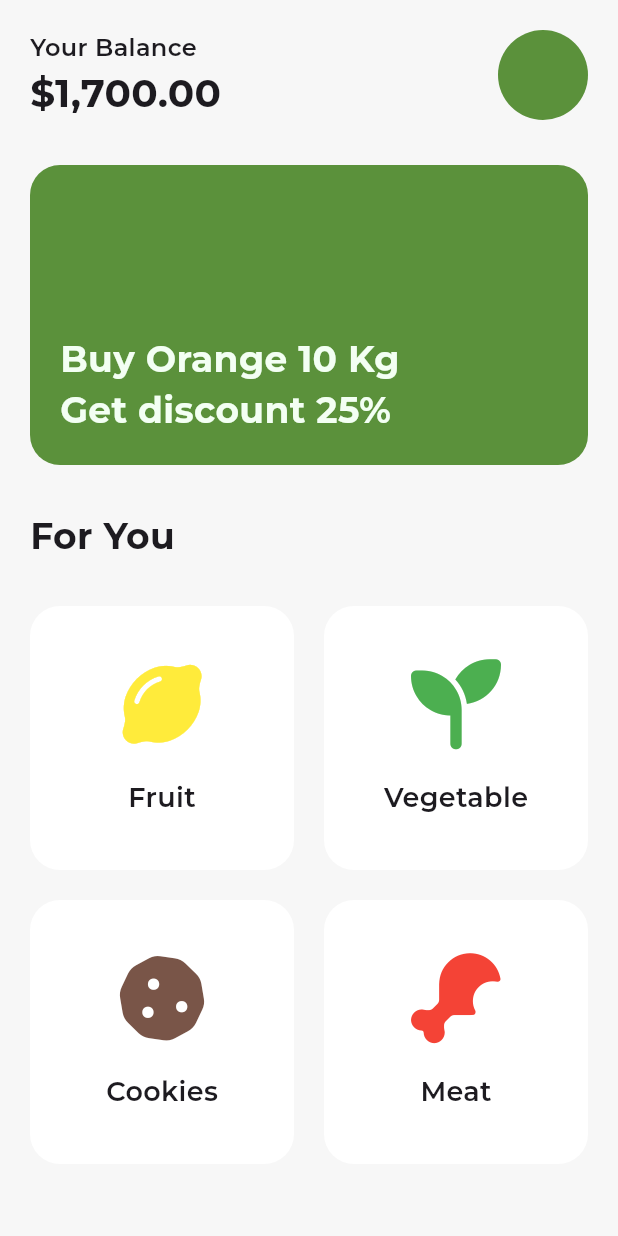
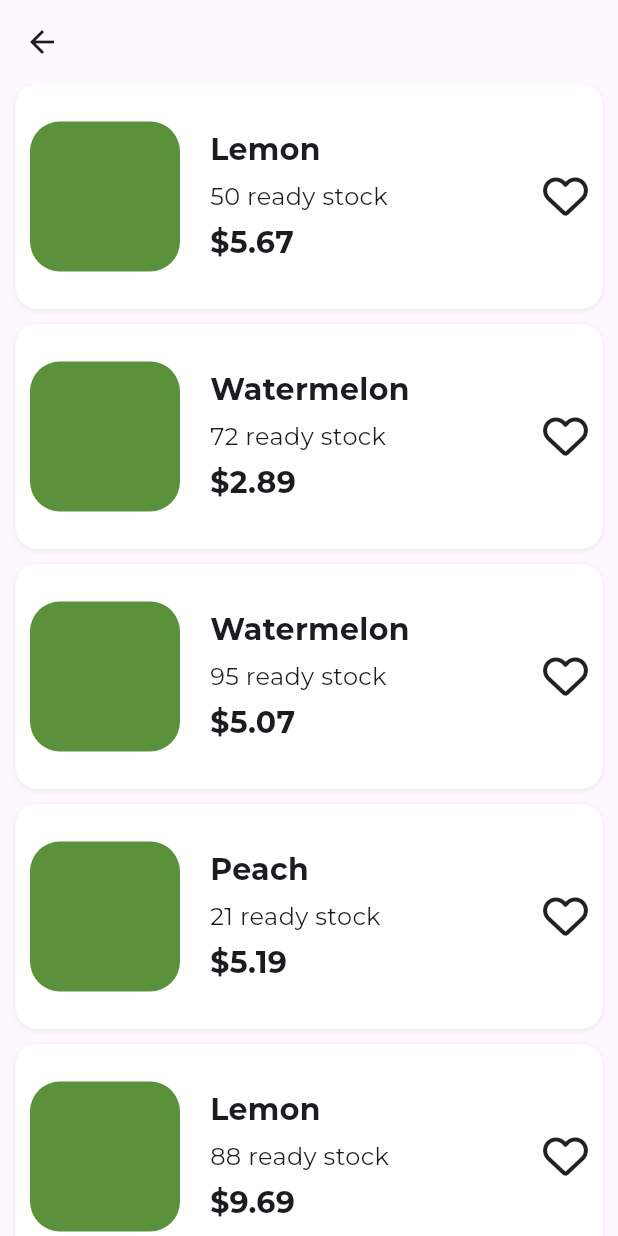
Before and after one commit to JIKEY002/Flutter-bai-tap-buoi_18, a Flutter app: the screen it shows after launch, on a phone screen of 412 x 824 dp. Run offline on Flutter 3.47's test engine with Material 3 defaults, Android fonts, the phone set to English and light mode, and no system bars; our stand-ins replace font_awesome_flutter.

Commit message:
LayoutWidgetItem

```diff
--- a/lib/component_1.dart
+++ b/lib/component_1.dart
@@ -1,5 +1,42 @@
+import 'dart:math';
+
 import 'package:flutter/material.dart';
 import 'package:font_awesome_flutter/font_awesome_flutter.dart';
+
+List<Map<String, dynamic>> generateFruitsJson(int count) {
+  final List<String> fruitNames = [
+    'Apple',
+    'Banana',
+    'Orange',
+    'Grapes',
+    'Mango',
+    'Pineapple',
+    'Watermelon',
+    'Strawberry',
+    'Cherry',
+    'Peach',
+    'Lemon',
+    'Avocado',
+    'Blueberry',
+    'Coconut',
+    'Kiwi',
+  ];
+
+  final Random random = Random();
+  List<Map<String, dynamic>> fruits = [];
+
+  for (int i = 0; i < count; i++) {
+    final name = fruitNames[random.nextInt(fruitNames.length)];
+    final price = (1 + random.nextDouble() * 9).toStringAsFixed(
+      2,
+    ); // $1.00 - $10.00
+    final quantity = random.nextInt(100) + 1; // 1 - 100
+
+    fruits.add({'name': name, 'price': '\$$price', 'quantity': quantity});
+  }
+
+  return fruits;
+}
 
 class LayoutWidgetStarted extends StatelessWidget {
   const LayoutWidgetStarted({super.key});
@@ -250,6 +287,102 @@ class LayoutWidgetHome extends StatelessWidget {
   }
 }
 
+class LayoutWidgetItem extends StatelessWidget {
+  const LayoutWidgetItem({super.key});
+
+  @override
+  Widget build(BuildContext context) {
+    final List<Map<String, dynamic>> fruits = generateFruitsJson(50);
+
+    return CustomScrollView(
+      slivers: [
+        SliverAppBar(leading: Icon(Icons.arrow_back)),
+        SliverList(
+          delegate: SliverChildBuilderDelegate(childCount: fruits.length, (
+            context,
+            index,
+          ) {
+            final fruit = fruits[index];
+            return Container(
+              margin: EdgeInsets.symmetric(horizontal: 10),
+              child: Column(
+                children: [
+                  Container(
+                    padding: EdgeInsets.symmetric(horizontal: 10, vertical: 25),
+                    decoration: BoxDecoration(
+                      color: Colors.white,
+                      borderRadius: BorderRadius.circular(15),
+                      boxShadow: [
+                        BoxShadow(
+                          color: Color.fromARGB(50, 158, 158, 158),
+                          spreadRadius: 0,
+                          blurRadius: 2,
+                          offset: Offset(0, 1), // changes position of shadow
+                        ),
+                      ],
+                    ),
+                    child: Row(
+                      mainAxisAlignment: MainAxisAlignment.spaceBetween,
+                      children: [
+                        Row(
+                          children: [
+                            Container(
+                              width: 100,
+                              height: 100,
+                              decoration: BoxDecoration(
+                                color: Color(0XFF5b913b),
+                                borderRadius: BorderRadius.circular(20),
+                              ),
+                            ),
+                            SizedBox(width: 20),
+                            Column(
+                              crossAxisAlignment: CrossAxisAlignment.start,
+                              children: [
+                                Text(
+                                  fruit['name'],
+                                  style: TextStyle(
+                                    fontFamily: "Montserrat",
+                                    fontSize: 20,
+                                    fontWeight: FontWeight.w800,
+                                  ),
+                                ),
+                                SizedBox(height: 5),
+                                Text(
+                                  "${fruit['quantity']} ready stock",
+                                  style: TextStyle(
+                                    fontFamily: "Montserrat",
+                                    fontSize: 16,
+                                    fontWeight: FontWeight.w400,
+                                  ),
+                                ),
+                                SizedBox(height: 5),
+                                Text(
+                                  fruit['price'],
+                                  style: TextStyle(
+                                    fontFamily: "Montserrat",
+                                    fontSize: 20,
+                                    fontWeight: FontWeight.w800,
+                                  ),
+                                ),
+                              ],
+                            ),
+                          ],
+                        ),
+                        FaIcon(FontAwesomeIcons.heart, size: 30),
+                      ],
+                    ),
+                  ),
+                  SizedBox(height: 10),
+                ],
+              ),
+            );
+          }),
+        ),
+      ],
+    );
+  }
+}
+
 class BoxCustom extends StatelessWidget {
   final Widget icon;
   final Widget text;
--- a/lib/main.dart
+++ b/lib/main.dart
@@ -5,7 +5,7 @@ void main() {
   runApp(
     MaterialApp(
       debugShowCheckedModeBanner: false,
-      home: Scaffold(body: SafeArea(child: LayoutWidgetHome())),
+      home: Scaffold(body: SafeArea(child: LayoutWidgetItem())),
     ),
   );
 }
```
